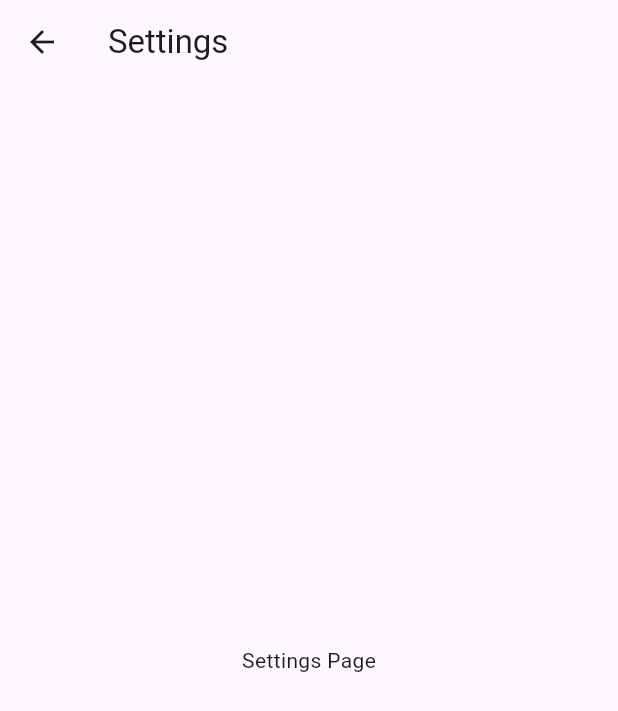
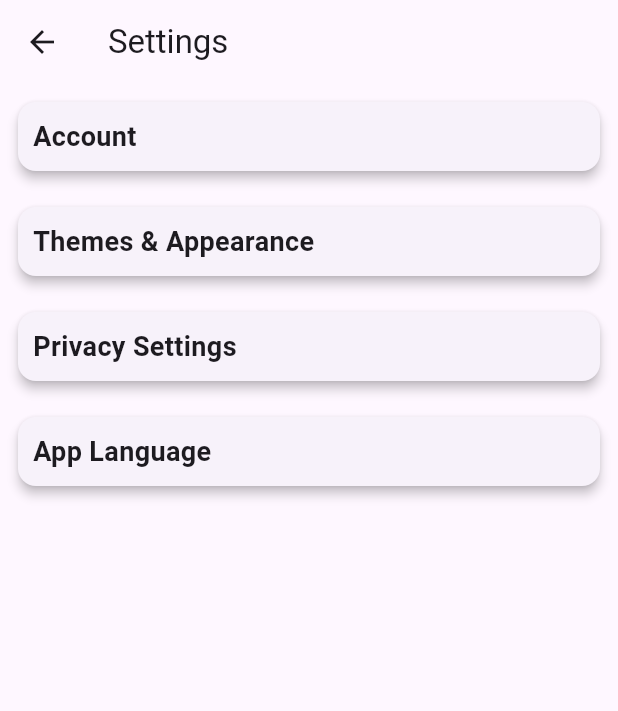
Before and after one commit to AhmadDaneil/individual_assignment_csc660, a Flutter app: the Settings screen opened by its route, on a phone screen of 412 x 824 dp. Shown: the top 711 px of the screen. Run offline on Flutter 3.47's test engine with Material 3 defaults, Android fonts, the phone set to English and light mode, and no system bars; our stand-ins replace cloud_firestore, firebase_auth, firebase_core, get; accounts and stored records are empty; network calls fail.

Commit message:
Edit in Settings and add a few file dart for content in settings page

```diff
--- a/lib/navigations/settings.dart
+++ /dev/null
@@ -1,15 +0,0 @@
-import 'package:flutter/material.dart';
-
-class Settings extends StatelessWidget {
-  @override
-  Widget build(BuildContext context) {
-    return Scaffold(
-      appBar: AppBar(
-        title: Text('Settings'),
-      ),
-      body: Center(
-        child: Text('Settings Page'),
-      ),
-    );
-  }
-}
--- /dev/null
+++ b/lib/navigations/settings/settings.dart
@@ -0,0 +1,56 @@
+import 'package:flutter/material.dart';
+
+class Settings extends StatelessWidget {
+
+  final List<String> settingsOptions = [
+    'Account',
+    'Themes & Appearance',
+    'Privacy Settings',
+    'App Language',
+  ];
+  @override
+  Widget build(BuildContext context) {
+    return Scaffold(
+      appBar: AppBar(
+        title: const Text('Settings'),
+      ),
+      body: ListView.builder(
+        itemCount: settingsOptions.length,
+        itemBuilder: (context, index) {
+          return Container(
+            margin: const EdgeInsets.all(8.0),
+            child: Card(
+              elevation: 3,
+              shape: RoundedRectangleBorder(borderRadius: BorderRadius.circular(12)),
+              child: Row(
+                crossAxisAlignment: CrossAxisAlignment.start,
+                children: [
+                  Expanded(
+                    child: Container(
+                      padding: const EdgeInsets.all(10),
+                      child: Column(
+                        crossAxisAlignment: CrossAxisAlignment.start,
+                        children: [
+                          Text(settingsOptions[index],
+                          style: const TextStyle(fontSize: 18, fontWeight: FontWeight.bold)),
+                        ],
+                      ),
+                      ),
+
+                    ),
+                    const ClipRRect(
+                    borderRadius: BorderRadius.only(
+                      topRight: Radius.circular(10),
+                      bottomRight: Radius.circular(10),
+                    ),
+                    ),
+                ],
+                ),
+              ),
+          );
+
+        },
+      ),
+    );
+  }
+}
--- a/lib/signup.dart
+++ b/lib/signup.dart
@@ -14,6 +14,8 @@ class _SignupState extends State<Signup> {
 
   TextEditingController email=TextEditingController();
   TextEditingController password=TextEditingController();
+  TextEditingController name=TextEditingController();
+
 
   signUp() async {
   try {
```
Also changed, not shown: lib/homepage.dart (+6 -3 lines), lib/main.dart (+8 -4 lines), lib/navigations/about.dart (+42 -3 lines), lib/navigations/reminder.dart (added, +15 -0 lines), lib/navigations/settings/account.dart (added), lib/navigations/settings/language.dart (added), lib/navigations/settings/privacy.dart (added), lib/navigations/settings/themes.dart (added), lib/profile.dart (added).
